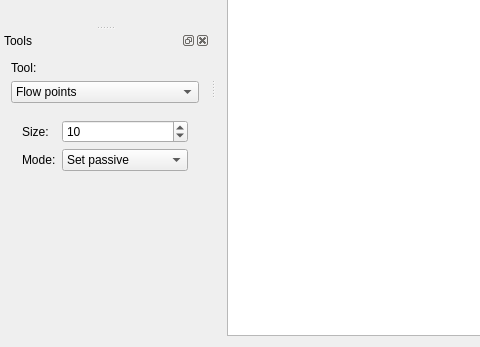
This is femainwindow.ui in sadaszewski/flowed as Qt 5 draws it before an edit; both pictures show x 0 to 480 and y 190 to 537 of the 724 by 537 pixel window. The edited form follows.
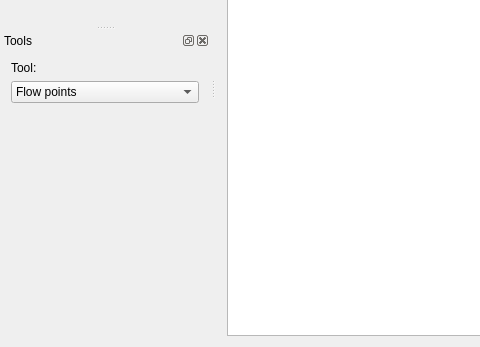
This is the edited form.

Commit message: About to add Bezier curves support.

```diff
--- a/femainwindow.ui
+++ b/femainwindow.ui
@@ -197,7 +197,7 @@
         </sizepolicy>
        </property>
        <property name="currentIndex">
-        <number>6</number>
+        <number>7</number>
        </property>
        <widget class="QWidget" name="flowPoints_page"/>
        <widget class="QWidget" name="gradientPoints_page"/>
@@ -534,6 +534,7 @@
          </item>
         </layout>
        </widget>
+       <widget class="QWidget" name="addBezierCurve_page"/>
       </widget>
      </item>
     </layout>
```
Left out of the diff: 7 changed lines with no effect on the pictures. The commit also changes 9 other files.
